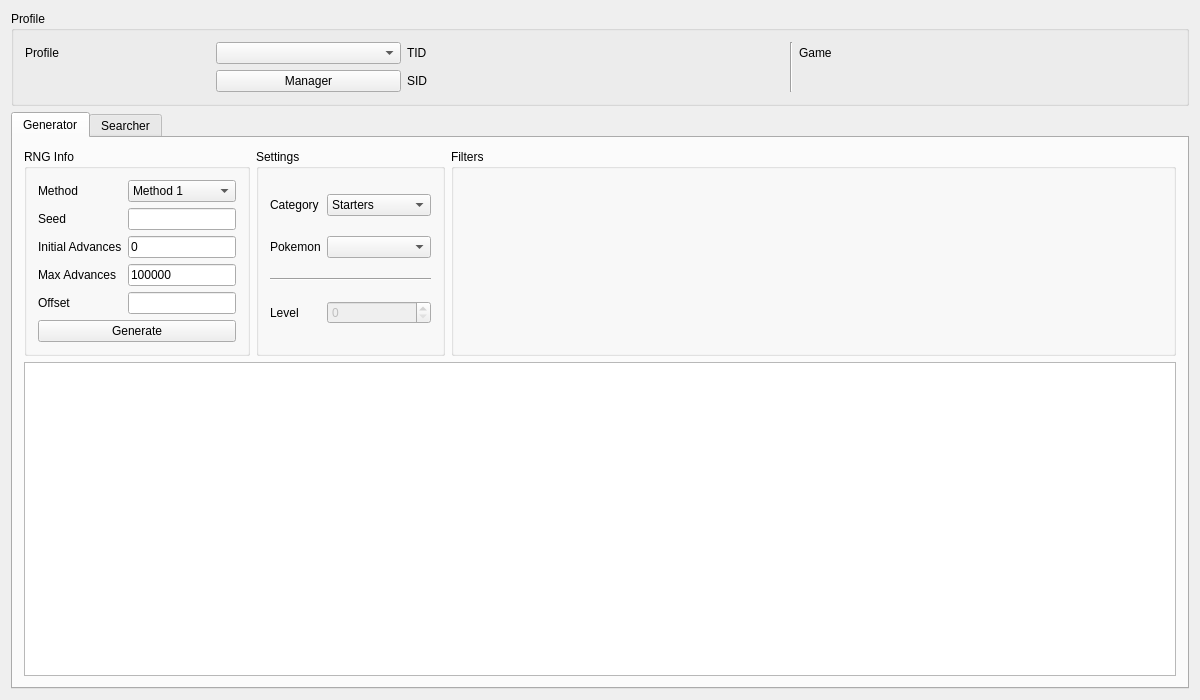
Before: the Qt Designer form Form/Gen3/Static3.ui in Admiral-Fish/PokeFinder, drawn with Qt 5.
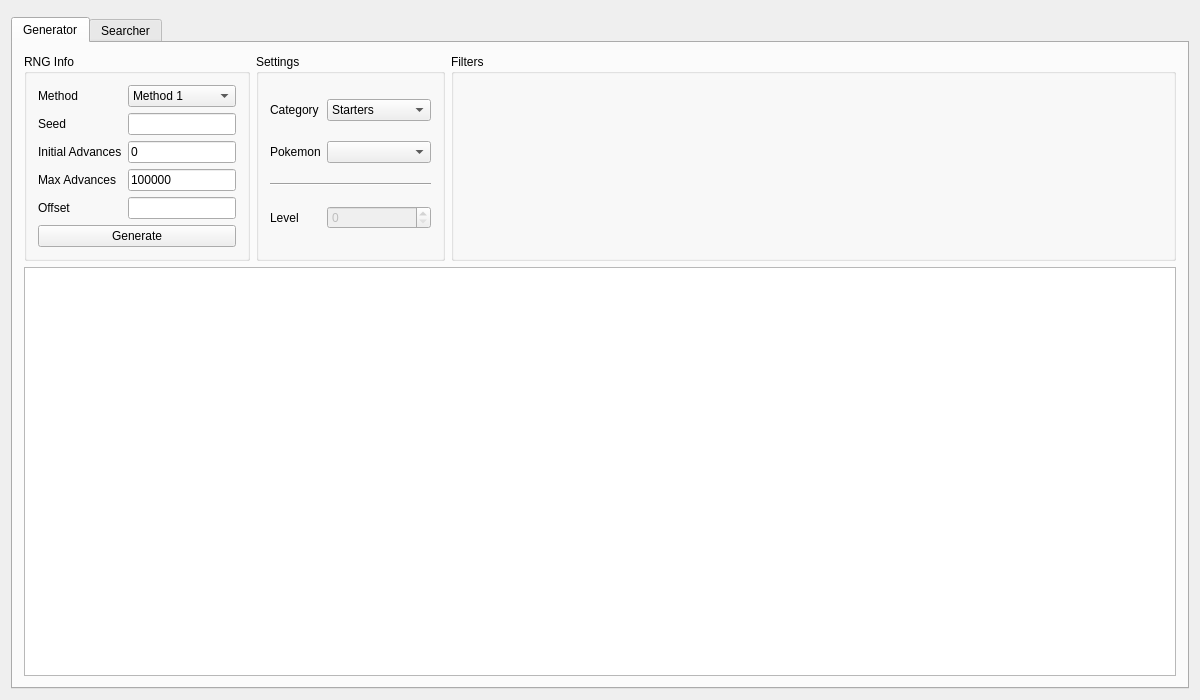
After: the same form once the commit is applied. Icons and pictures are not drawn. Custom widgets are drawn as their Qt base class.

Commit message: Refactor profile display

Patch:
```diff
--- a/Form/Gen3/Static3.ui
+++ b/Form/Gen3/Static3.ui
@@ -17,68 +17,9 @@
    <iconset>
     <normaloff>:/pokefinder.ico</normaloff>:/pokefinder.ico</iconset>
   </property>
-  <layout class="QGridLayout" name="gridLayout_7">
+  <layout class="QGridLayout" name="gridLayout">
    <item row="0" column="0">
-    <widget class="QGroupBox" name="groupBoxProfile">
-     <property name="title">
-      <string>Profile</string>
-     </property>
-     <layout class="QGridLayout" name="gridLayout_4">
-      <item row="0" column="0">
-       <widget class="QLabel" name="labelProfile">
-        <property name="text">
-         <string>Profile</string>
-        </property>
-       </widget>
-      </item>
-      <item row="0" column="1">
-       <widget class="QComboBox" name="comboBoxProfiles"/>
-      </item>
-      <item row="1" column="1">
-       <widget class="QPushButton" name="pushButtonProfileManager">
-        <property name="text">
-         <string>Manager</string>
-        </property>
-       </widget>
-      </item>
-      <item row="0" column="2">
-       <widget class="QLabel" name="labelProfileTID">
-        <property name="text">
-         <string>TID</string>
-        </property>
-       </widget>
-      </item>
-      <item row="0" column="3">
-       <widget class="QLabel" name="labelProfileTIDValue"/>
-      </item>
-      <item row="1" column="2">
-       <widget class="QLabel" name="labelProfileSID">
-        <property name="text">
-         <string>SID</string>
-        </property>
-       </widget>
-      </item>
-      <item row="1" column="3">
-       <widget class="QLabel" name="labelProfileSIDValue"/>
-      </item>
-      <item row="0" column="4" rowspan="2">
-       <widget class="Line" name="line">
-        <property name="orientation">
-         <enum>Qt::Vertical</enum>
-        </property>
-       </widget>
-      </item>
-      <item row="0" column="5">
-       <widget class="QLabel" name="labelProfileGame">
-        <property name="text">
-         <string>Game</string>
-        </property>
-       </widget>
-      </item>
-      <item row="0" column="6">
-       <widget class="QLabel" name="labelProfileGameValue"/>
-      </item>
-     </layout>
+    <widget class="ProfileDisplay3" name="profileDisplay" native="true">
     </widget>
    </item>
    <item row="1" column="0">
@@ -87,13 +28,13 @@
       <attribute name="title">
        <string>Generator</string>
       </attribute>
-      <layout class="QGridLayout" name="gridLayout_5">
+      <layout class="QGridLayout" name="gridLayout_1">
        <item row="0" column="0">
         <widget class="QGroupBox" name="groupBoxGeneratorRNGInfo">
          <property name="title">
           <string>RNG Info</string>
          </property>
-         <layout class="QGridLayout" name="gridLayout_6">
+         <layout class="QGridLayout" name="gridLayout_2">
           <item row="0" column="0">
            <widget class="QLabel" name="labelGeneratorMethod">
             <property name="text">
@@ -178,7 +119,7 @@
          <property name="title">
           <string>Settings</string>
          </property>
-         <layout class="QGridLayout" name="gridLayout_8">
+         <layout class="QGridLayout" name="gridLayout_3">
           <item row="0" column="0">
            <widget class="QLabel" name="labelGeneratorCategory">
             <property name="text">
@@ -241,9 +182,9 @@
            <widget class="ComboBox" name="comboBoxGeneratorPokemon"/>
           </item>
           <item row="2" column="0" colspan="2">
-           <widget class="Line" name="line_2">
+           <widget class="Line" name="line">
             <property name="orientation">
-             <enum>Qt::Horizontal</enum>
+             <enum>Qt::Orientation::Horizontal</enum>
             </property>
            </widget>
           </item>
@@ -275,7 +216,7 @@
          <property name="title">
           <string>Filters</string>
          </property>
-         <layout class="QGridLayout" name="gridLayout">
+         <layout class="QGridLayout" name="gridLayout_4">
           <item row="0" column="0" rowspan="2">
            <widget class="Filter" name="filterGenerator" native="true"/>
           </item>
@@ -291,13 +232,13 @@
       <attribute name="title">
        <string>Searcher</string>
       </attribute>
-      <layout class="QGridLayout" name="gridLayout_9">
+      <layout class="QGridLayout" name="gridLayout_5">
        <item row="0" column="0">
         <widget class="QGroupBox" name="groupBoxSearcherRNGInfo">
          <property name="title">
           <string>RNG Info</string>
          </property>
-         <layout class="QGridLayout" name="gridLayout_2">
+         <layout class="QGridLayout" name="gridLayout_6">
           <item row="0" column="0">
            <widget class="QLabel" name="labelSearcherMethod">
             <property name="text">
@@ -348,7 +289,7 @@
          <property name="title">
           <string>Settings</string>
          </property>
-         <layout class="QGridLayout" name="gridLayout_10">
+         <layout class="QGridLayout" name="gridLayout_7">
           <item row="0" column="0">
            <widget class="QLabel" name="labelSearcherCategory">
             <property name="text">
@@ -445,7 +386,7 @@
          <property name="title">
           <string>Filters</string>
          </property>
-         <layout class="QGridLayout" name="gridLayout_3">
+         <layout class="QGridLayout" name="gridLayout_8">
           <item row="0" column="0" rowspan="2">
            <widget class="Filter" name="filterSearcher" native="true"/>
           </item>
@@ -498,9 +439,10 @@
    <container>1</container>
   </customwidget>
   <customwidget>
-   <class>ComboBox</class>
-   <extends>QComboBox</extends>
-   <header>Form/Controls/ComboBox.hpp</header>
+   <class>ProfileDisplay3</class>
+   <extends>QWidget</extends>
+   <header>Form/Gen3/Profile/ProfileDisplay3.hpp</header>
+   <container>1</container>
   </customwidget>
  </customwidgets>
  <tabstops>
```
Left out of the diff: 6 changed lines with no effect on the pictures. The commit also changes 110 other files.
